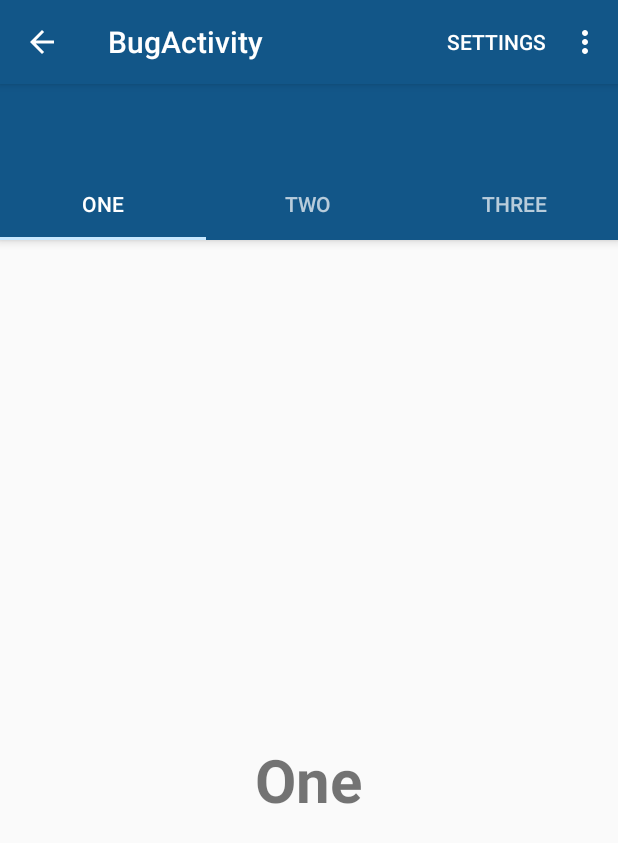
After one commit to andreasfi/BugTracking, an Android app: the BugActivity screen opened directly, with no data from a screen before it, on a phone screen of 412 x 824 dp. The commit adds this screen. Shown: the top 843 px of the screen. Run offline under Robolectric (Android 15) with nearby library versions, the phone set to English and light mode, and no system bars.

Commit message:
La tab view pour les Bugs (Issues). L'affichage n'est pas encore correct, ceci est la première version.

```diff
--- a/app/build.gradle
+++ b/app/build.gradle
@@ -22,4 +22,5 @@ android {
 dependencies {
     compile fileTree(dir: 'libs', include: ['*.jar'])
     compile 'com.android.support:appcompat-v7:23.0.1'
+    compile 'com.android.support:design:23.0.1'
 }
--- a/app/src/main/AndroidManifest.xml
+++ b/app/src/main/AndroidManifest.xml
@@ -38,6 +38,11 @@
             android:name=".ProjectMainActivity"
             android:label="BugTraking - Project" >
         </activity>
+        <activity
+            android:name=".BugActivity"
+            android:label="BugActivity"
+            android:parentActivityName=".MainActivity" >
+        </activity>
     </application>
 
 </manifest>
--- /dev/null
+++ b/app/src/main/java/com/example/bugtracking/bugtracking/BugActivity.java
@@ -0,0 +1,96 @@
+package com.example.bugtracking.bugtracking;
+import android.os.Bundle;
+import android.support.design.widget.TabLayout;
+import android.support.v4.app.Fragment;
+import android.support.v4.app.FragmentManager;
+import android.support.v4.app.FragmentPagerAdapter;
+import android.support.v4.view.ViewPager;
+import android.support.v7.app.AppCompatActivity;
+import android.support.v7.widget.Toolbar;
+import android.view.Menu;
+import android.view.MenuItem;
+
+import java.util.ArrayList;
+import java.util.List;
+
+public class BugActivity extends AppCompatActivity {
+
+    private Toolbar toolbar;
+    private TabLayout tabLayout;
+    private ViewPager viewPager;
+
+    @Override
+    protected void onCreate(Bundle savedInstanceState) {
+        super.onCreate(savedInstanceState);
+        setContentView(R.layout.activity_bug);
+
+        toolbar = (Toolbar) findViewById(R.id.toolbar);
+        //setSupportActionBar(toolbar);
+
+        getSupportActionBar().setDisplayHomeAsUpEnabled(true);
+
+        viewPager = (ViewPager) findViewById(R.id.viewpager);
+        setupViewPager(viewPager);
+
+        tabLayout = (TabLayout) findViewById(R.id.tabs);
+        tabLayout.setupWithViewPager(viewPager);
+    }
+
+    private void setupViewPager(ViewPager viewPager) {
+        ViewPagerAdapter adapter = new ViewPagerAdapter(getSupportFragmentManager());
+        adapter.addFragment(new BugCurrentFragment(), "ONE");
+        adapter.addFragment(new BugSolvedFragment(), "TWO");
+        adapter.addFragment(new BugOnholdFragment(), "THREE");
+        viewPager.setAdapter(adapter);
+    }
+
+    class ViewPagerAdapter extends FragmentPagerAdapter {
+        private final List<Fragment> mFragmentList = new ArrayList<>();
+        private final List<String> mFragmentTitleList = new ArrayList<>();
+
+        public ViewPagerAdapter(FragmentManager manager) {
+            super(manager);
+        }
+
+        @Override
+        public Fragment getItem(int position) {
+            return mFragmentList.get(position);
+        }
+
+        @Override
+        public int getCount() {
+            return mFragmentList.size();
+        }
+
+        public void addFragment(Fragment fragment, String title) {
+            mFragmentList.add(fragment);
+            mFragmentTitleList.add(title);
+        }
+
+        @Override
+        public CharSequence getPageTitle(int position) {
+            return mFragmentTitleList.get(position);
+        }
+    }
+    @Override
+    public boolean onCreateOptionsMenu(Menu menu) {
+        // Inflate the menu; this adds items to the action bar if it is present.
+        getMenuInflater().inflate(R.menu.menu_main, menu);
+        return true;
+    }
+
+    @Override
+    public boolean onOptionsItemSelected(MenuItem item) {
+        // Handle action bar item clicks here. The action bar will
+        // automatically handle clicks on the Home/Up button, so long
+        // as you specify a parent activity in AndroidManifest.xml.
+        int id = item.getItemId();
+
+        //noinspection SimplifiableIfStatement
+        if (id == R.id.action_settings) {
+            return true;
+        }
+
+        return super.onOptionsItemSelected(item);
+    }
+}
--- /dev/null
+++ b/app/src/main/java/com/example/bugtracking/bugtracking/BugCurrentFragment.java
@@ -0,0 +1,28 @@
+package com.example.bugtracking.bugtracking;
+
+import android.os.Bundle;
+import android.support.v4.app.Fragment;
+import android.view.LayoutInflater;
+import android.view.View;
+import android.view.ViewGroup;
+
+
+public class BugCurrentFragment extends Fragment{
+
+    public BugCurrentFragment() {
+        // Required empty public constructor
+    }
+
+    @Override
+    public void onCreate(Bundle savedInstanceState) {
+        super.onCreate(savedInstanceState);
+    }
+
+    @Override
+    public View onCreateView(LayoutInflater inflater, ViewGroup container,
+                             Bundle savedInstanceState) {
+        // Inflate the layout for this fragment
+        return inflater.inflate(R.layout.fragment_bug_current, container, false);
+    }
+
+}
--- /dev/null
+++ b/app/src/main/java/com/example/bugtracking/bugtracking/BugOnholdFragment.java
@@ -0,0 +1,26 @@
+package com.example.bugtracking.bugtracking;
+import android.os.Bundle;
+import android.support.v4.app.Fragment;
+import android.view.LayoutInflater;
+import android.view.View;
+import android.view.ViewGroup;
+
+public class BugOnholdFragment extends Fragment{
+
+    public BugOnholdFragment() {
+        // Required empty public constructor
+    }
+
+    @Override
+    public void onCreate(Bundle savedInstanceState) {
+        super.onCreate(savedInstanceState);
+    }
+
+    @Override
+    public View onCreateView(LayoutInflater inflater, ViewGroup container,
+                             Bundle savedInstanceState) {
+        // Inflate the layout for this fragment
+        return inflater.inflate(R.layout.fragment_bug_onhold, container, false);
+    }
+
+}
--- /dev/null
+++ b/app/src/main/java/com/example/bugtracking/bugtracking/BugSolvedFragment.java
@@ -0,0 +1,27 @@
+package com.example.bugtracking.bugtracking;
+import android.os.Bundle;
+import android.support.v4.app.Fragment;
+import android.view.LayoutInflater;
+import android.view.View;
+import android.view.ViewGroup;
+
+
+public class BugSolvedFragment extends Fragment{
+
+    public BugSolvedFragment() {
+        // Required empty public constructor
+    }
+
+    @Override
+    public void onCreate(Bundle savedInstanceState) {
+        super.onCreate(savedInstanceState);
+    }
+
+    @Override
+    public View onCreateView(LayoutInflater inflater, ViewGroup container,
+                             Bundle savedInstanceState) {
+        // Inflate the layout for this fragment
+        return inflater.inflate(R.layout.fragment_bug_solved, container, false);
+    }
+
+}
--- a/app/src/main/java/com/example/bugtracking/bugtracking/MainActivity.java
+++ b/app/src/main/java/com/example/bugtracking/bugtracking/MainActivity.java
@@ -50,4 +50,8 @@ public class MainActivity extends AppCompatActivity {
         Intent intent = new Intent(this, RegisterActivity.class);
         startActivity(intent);
     }
+    public void goToIssues(View view){
+        Intent intent = new Intent(this, BugActivity.class);
+        startActivity(intent);
+    }
 }
--- /dev/null
+++ b/app/src/main/res/layout/activity_bug.xml
@@ -0,0 +1,44 @@
+<?xml version="1.0" encoding="utf-8"?>
+<RelativeLayout xmlns:android="http://schemas.android.com/apk/res/android"
+    xmlns:tools="http://schemas.android.com/tools"
+    android:layout_width="match_parent"
+    android:layout_height="match_parent"
+    android:paddingLeft="@dimen/activity_horizontal_margin"
+    android:paddingRight="@dimen/activity_horizontal_margin"
+    android:paddingTop="@dimen/activity_vertical_margin"
+    android:paddingBottom="@dimen/activity_vertical_margin" tools:context=".MainActivity">
+
+    <android.support.design.widget.CoordinatorLayout
+        xmlns:android="http://schemas.android.com/apk/res/android"
+        xmlns:app="http://schemas.android.com/apk/res-auto"
+        android:layout_width="match_parent"
+        android:layout_height="match_parent">
+
+        <android.support.design.widget.AppBarLayout
+            android:layout_width="match_parent"
+            android:layout_height="wrap_content"
+            android:theme="@style/ThemeOverlay.AppCompat.Dark.ActionBar">
+
+            <android.support.v7.widget.Toolbar
+                android:id="@+id/toolbar"
+                android:layout_width="match_parent"
+                android:layout_height="?attr/actionBarSize"
+                android:background="?attr/colorPrimary"
+                app:layout_scrollFlags="scroll|enterAlways"
+                app:popupTheme="@style/AppTheme" />
+
+            <android.support.design.widget.TabLayout
+                android:id="@+id/tabs"
+                android:layout_width="match_parent"
+                android:layout_height="wrap_content"
+                app:tabMode="fixed"
+                app:tabGravity="fill"/>
+        </android.support.design.widget.AppBarLayout>
+
+        <android.support.v4.view.ViewPager
+            android:id="@+id/viewpager"
+            android:layout_width="match_parent"
+            android:layout_height="match_parent"
+            app:layout_behavior="@string/appbar_scrolling_view_behavior"  />
+    </android.support.design.widget.CoordinatorLayout>
+</RelativeLayout>
--- /dev/null
+++ b/app/src/main/res/layout/fragment_bug_current.xml
@@ -0,0 +1,15 @@
+<RelativeLayout xmlns:android="http://schemas.android.com/apk/res/android"
+xmlns:tools="http://schemas.android.com/tools"
+android:layout_width="match_parent"
+android:layout_height="match_parent"
+tools:context="info.androidhive.materialtabs.fragments.OneFragment">
+
+<TextView
+    android:layout_width="wrap_content"
+    android:layout_height="wrap_content"
+    android:text="One"
+    android:textSize="40dp"
+    android:textStyle="bold"
+    android:layout_centerInParent="true"/>
+
+</RelativeLayout>
--- /dev/null
+++ b/app/src/main/res/values/colors.xml
@@ -0,0 +1,10 @@
+<?xml version="1.0" encoding="utf-8"?>
+<resources>
+    <color name="colorPrimary">#125688</color>
+    <color name="colorPrimaryDark">#125688</color>
+    <color name="textColorPrimary">#FFFFFF</color>
+    <color name="windowBackground">#FFFFFF</color>
+    <color name="navigationBarColor">#000000</color>
+    <color name="colorAccent">#c8e8ff</color>
+
+</resources>
--- a/app/src/main/res/values/dimens.xml
+++ b/app/src/main/res/values/dimens.xml
@@ -1,5 +1,5 @@
 <resources>
     <!-- Default screen margins, per the Android Design guidelines. -->
-    <dimen name="activity_horizontal_margin">16dp</dimen>
-    <dimen name="activity_vertical_margin">16dp</dimen>
+    <dimen name="activity_horizontal_margin">0dp</dimen>
+    <dimen name="activity_vertical_margin">0dp</dimen>
 </resources>
--- a/app/src/main/res/values/styles.xml
+++ b/app/src/main/res/values/styles.xml
@@ -3,6 +3,9 @@
     <!-- Base application theme. -->
     <style name="AppTheme" parent="Theme.AppCompat.Light.DarkActionBar">
         <!-- Customize your theme here. -->
+        <item name="colorPrimary">@color/colorPrimary</item>
+        <item name="colorPrimaryDark">@color/colorPrimaryDark</item>
+        <item name="colorAccent">@color/colorAccent</item>
     </style>
 
 </resources>
```
Also changed, not shown: app/src/main/res/layout/activity_main.xml (+7 -0 lines), app/src/main/res/layout/fragment_bug_onhold.xml (added, +15 -0 lines), app/src/main/res/layout/fragment_bug_solved.xml (added, +15 -0 lines), 1 other file.
